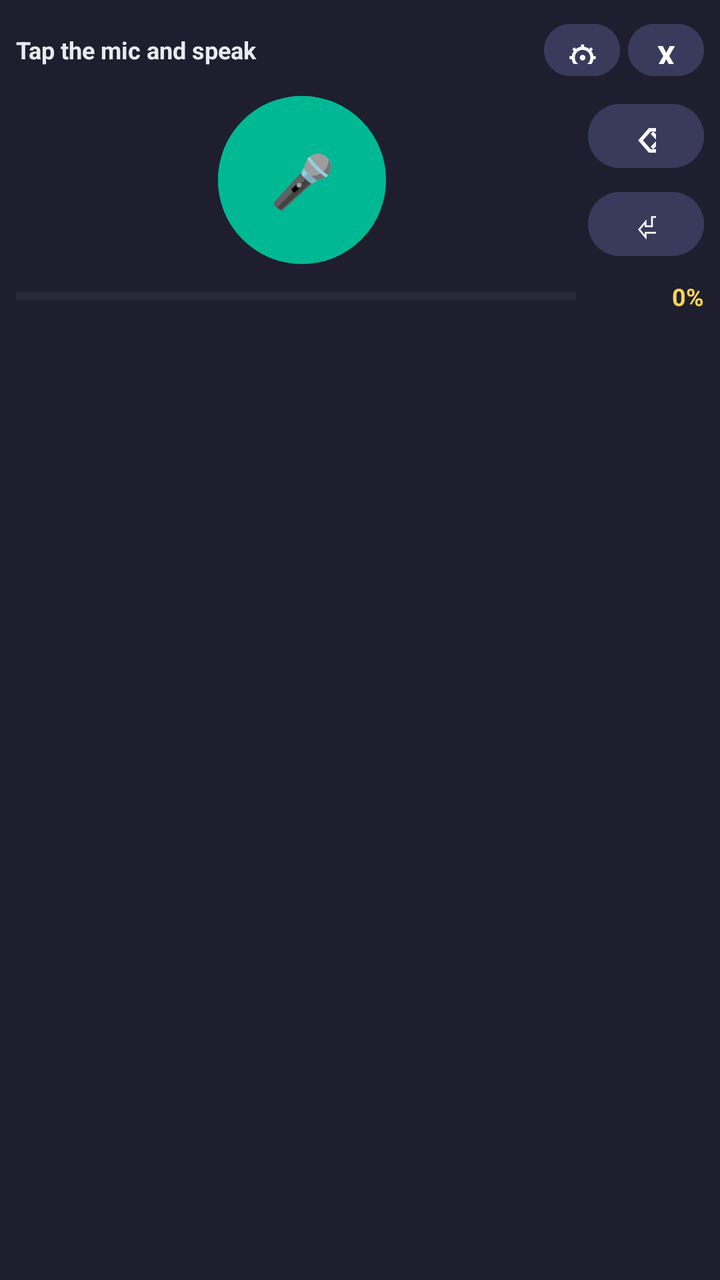
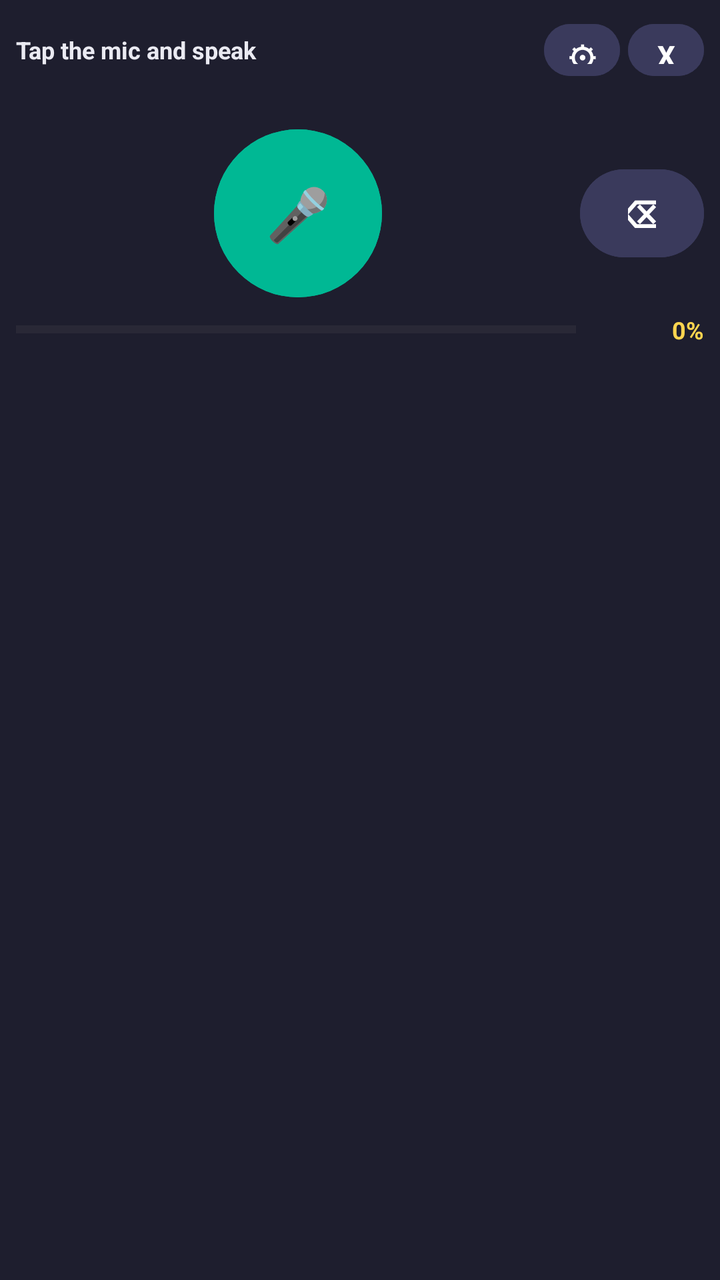

An Android layout rendered at two revisions. The XML below is the earlier revision; the diff shows what the commit changed to produce the second picture.
<!-- AndroidManifest.xml: application theme Theme.WhisperKeyboard -->
<!-- res/layout/keyboard_view.xml -->
<?xml version="1.0" encoding="utf-8"?>
<LinearLayout xmlns:android="http://schemas.android.com/apk/res/android"
    android:orientation="vertical"
    android:layout_width="match_parent"
    android:layout_height="wrap_content"
    android:background="#1E1E2E"
    android:padding="8dp">

    
    <LinearLayout android:id="@+id/simpleLayout" android:orientation="vertical" android:layout_width="match_parent" android:layout_height="wrap_content">

        <LinearLayout android:orientation="horizontal" android:layout_width="match_parent" android:layout_height="wrap_content" android:gravity="center_vertical">
            <TextView android:id="@+id/tvStatus" android:text="Tap the mic and speak" android:textColor="#EAEAF2" android:textSize="12sp" android:textStyle="bold" android:layout_width="0dp" android:layout_weight="1" android:layout_height="wrap_content" android:ellipsize="end" android:maxLines="1"/>
            <Button android:id="@+id/btnKeyboardGear" android:text="⚙" android:layout_width="38dp" android:layout_height="34dp" android:minWidth="0dp" android:paddingStart="0dp" android:paddingEnd="0dp" android:textSize="15sp" android:textStyle="bold" android:textColor="#FFFFFF" android:backgroundTint="#3A3A5C"/>
            <Button android:id="@+id/btnCloseKeyboard" android:text="X" android:layout_width="38dp" android:layout_height="34dp" android:layout_marginStart="4dp" android:minWidth="0dp" android:paddingStart="0dp" android:paddingEnd="0dp" android:textSize="14sp" android:textStyle="bold" android:textColor="#FFFFFF" android:backgroundTint="#3A3A5C" android:contentDescription="Close keyboard (processing continues)"/>
        </LinearLayout>

        <LinearLayout android:orientation="horizontal" android:layout_width="match_parent" android:layout_height="wrap_content" android:gravity="center_vertical" android:layout_marginTop="6dp">

            
            <FrameLayout android:layout_width="0dp" android:layout_weight="1" android:layout_height="wrap_content">
                <Button android:id="@+id/btnMicCircle" android:text="🎤" android:textSize="26sp" android:layout_width="84dp" android:layout_height="84dp" android:layout_gravity="center_horizontal" android:insetTop="0dp" android:insetBottom="0dp" android:padding="0dp" android:textColor="#FFFFFF" android:backgroundTint="#00B894" android:contentDescription="Record"/>
            </FrameLayout>

            
            <LinearLayout android:orientation="vertical" android:layout_width="wrap_content" android:layout_height="wrap_content">
                <Button android:id="@+id/btnBackspace" android:text="⌫" android:layout_width="58dp" android:layout_height="40dp" android:textSize="17sp" android:textStyle="bold" android:textColor="#FFFFFF" android:backgroundTint="#3A3A5C" android:contentDescription="Delete last word (hold = repeat)"/>
                <Button android:id="@+id/btnEnter" android:text="⏎" android:layout_width="58dp" android:layout_height="40dp" android:layout_marginTop="4dp" android:textSize="16sp" android:textStyle="bold" android:textColor="#FFFFFF" android:backgroundTint="#3A3A5C" android:contentDescription="New line"/>
            </LinearLayout>
        </LinearLayout>
    </LinearLayout>

    
    <LinearLayout android:id="@+id/settingsPanel" android:orientation="vertical" android:layout_width="match_parent" android:layout_height="wrap_content" android:visibility="gone">

        <LinearLayout android:orientation="horizontal" android:layout_width="match_parent" android:layout_height="wrap_content" android:gravity="center_vertical">
            <TextView android:text="⚙ Keyboard Settings" android:textStyle="bold" android:textSize="14sp" android:textColor="#FFFFFF" android:layout_width="0dp" android:layout_weight="1" android:layout_height="wrap_content"/>
            <Button android:id="@+id/btnPanelDone" android:text="Done ▸" android:layout_width="wrap_content" android:layout_height="34dp" android:minWidth="0dp" android:paddingStart="12dp" android:paddingEnd="12dp" android:textSize="12sp" android:textStyle="bold" android:textColor="#212121" android:backgroundTint="#FDCB6E"/>
        </LinearLayout>

        <LinearLayout android:orientation="horizontal" android:layout_width="match_parent" android:layout_height="wrap_content" android:gravity="center_vertical" android:layout_marginTop="6dp">
            <TextView android:text="Model:" android:textSize="11sp" android:textColor="#D5D5E8" android:layout_width="wrap_content" android:layout_height="wrap_content" android:paddingEnd="6dp"/>
            <Button android:id="@+id/btnModelTiny" android:text="tiny" android:layout_width="0dp" android:layout_weight="1" android:layout_height="32dp" android:textSize="10sp" android:textStyle="bold" android:textColor="#FFFFFF" android:backgroundTint="#636E72"/>
            <Button android:id="@+id/btnModelBase" android:text="base" android:layout_width="0dp" android:layout_weight="1" android:layout_height="32dp" android:layout_marginStart="3dp" android:textSize="10sp" android:textStyle="bold" android:textColor="#FFFFFF" android:backgroundTint="#636E72"/>
            <Button android:id="@+id/btnModelSmall" android:text="small" android:layout_width="0dp" android:layout_weight="1" android:layout_height="32dp" android:layout_marginStart="3dp" android:textSize="10sp" android:textStyle="bold" android:textColor="#FFFFFF" android:backgroundTint="#00B894"/>
            <Button android:id="@+id/btnModelMedium" android:text="medium" android:layout_width="0dp" android:layout_weight="1" android:layout_height="32dp" android:layout_marginStart="3dp" android:textSize="10sp" android:textStyle="bold" android:textColor="#FFFFFF" android:backgroundTint="#636E72"/>
        </LinearLayout>

        <LinearLayout android:orientation="horizontal" android:layout_width="match_parent" android:layout_height="wrap_content" android:gravity="center_vertical" android:layout_marginTop="4dp">
            <Button android:id="@+id/btnVad" android:text="VAD: ON" android:layout_width="0dp" android:layout_weight="1" android:layout_height="32dp" android:textSize="10sp" android:textStyle="bold" android:textColor="#FFFFFF" android:backgroundTint="#00B894"/>
            <Button android:id="@+id/btnLang" android:text="Lang: auto" android:layout_width="0dp" android:layout_weight="1" android:layout_height="32dp" android:layout_marginStart="3dp" android:textSize="10sp" android:textStyle="bold" android:textColor="#FFFFFF" android:backgroundTint="#636E72"/>
            <Button android:id="@+id/btnBt" android:text="BT: OFF" android:layout_width="0dp" android:layout_weight="1" android:layout_height="32dp" android:layout_marginStart="3dp" android:textSize="10sp" android:textStyle="bold" android:textColor="#FFFFFF" android:backgroundTint="#636E72"/>
            <Button android:id="@+id/btnCaps" android:text="Caps: AUTO" android:layout_width="0dp" android:layout_weight="1" android:layout_height="32dp" android:layout_marginStart="3dp" android:textSize="10sp" android:textStyle="bold" android:textColor="#FFFFFF" android:backgroundTint="#636E72"/>
        </LinearLayout>

        <LinearLayout android:orientation="horizontal" android:layout_width="match_parent" android:layout_height="wrap_content" android:gravity="center" android:layout_marginTop="6dp">
            <Button android:id="@+id/btnPause" android:text="Pause" android:layout_width="0dp" android:layout_weight="1" android:layout_height="32dp" android:textSize="10sp" android:textStyle="bold" android:textColor="#FFFFFF" android:backgroundTint="#636E72"/>
            <Button android:id="@+id/btnClear" android:text="Clear Queue" android:layout_width="0dp" android:layout_weight="1" android:layout_height="32dp" android:layout_marginStart="4dp" android:textSize="10sp" android:textStyle="bold" android:textColor="#FFFFFF" android:backgroundTint="#636E72"/>
            <Button android:id="@+id/btnRetry" android:text="Retry Failed" android:layout_width="0dp" android:layout_weight="1" android:layout_height="32dp" android:layout_marginStart="4dp" android:textSize="10sp" android:textStyle="bold" android:textColor="#212121" android:backgroundTint="#FDCB6E"/>
        </LinearLayout>
    </LinearLayout>

    
    <LinearLayout android:id="@+id/rowOutstanding" android:orientation="horizontal" android:layout_width="match_parent" android:layout_height="wrap_content" android:gravity="center_vertical" android:layout_marginTop="6dp" android:visibility="gone">
        <Button android:id="@+id/btnTypeOutstanding" android:text="📥 Type pending transcript" android:layout_width="0dp" android:layout_weight="1" android:layout_height="38dp" android:textSize="12sp" android:textStyle="bold" android:textColor="#212121" android:backgroundTint="#74B9FF"/>
        <Button android:id="@+id/btnDiscardOutstanding" android:text="🗑" android:layout_width="42dp" android:layout_height="38dp" android:layout_marginStart="4dp" android:minWidth="0dp" android:paddingStart="0dp" android:paddingEnd="0dp" android:textSize="14sp" android:textColor="#FFFFFF" android:backgroundTint="#636E72" android:contentDescription="Discard oldest pending transcript"/>
    </LinearLayout>

    
    <LinearLayout android:orientation="horizontal" android:layout_width="match_parent" android:layout_height="wrap_content" android:gravity="center_vertical" android:layout_marginTop="8dp">
        <ProgressBar android:id="@+id/progressTranscribe" style="?android:attr/progressBarStyleHorizontal" android:layout_width="0dp" android:layout_weight="1" android:layout_height="8dp" android:max="100" android:progress="0" android:progressTint="#00B894"/>
        <TextView android:id="@+id/tvProgressPct" android:text="0%" android:textSize="12sp" android:textStyle="bold" android:textColor="#FFD54F" android:layout_width="wrap_content" android:layout_height="wrap_content" android:gravity="end" android:paddingStart="6dp" android:minWidth="64dp"/>
    </LinearLayout>

    <LinearLayout android:id="@+id/rowProcessing" android:orientation="horizontal" android:layout_width="match_parent" android:layout_height="wrap_content" android:gravity="center" android:layout_marginTop="4dp" android:visibility="gone">
        <Button android:id="@+id/btnSkipOne" android:text="Skip 1 ▸" android:layout_width="0dp" android:layout_weight="1" android:layout_height="30dp" android:textSize="11sp" android:textStyle="bold" android:textColor="#FFFFFF" android:backgroundTint="#E17055"/>
        <Button android:id="@+id/btnStopAll" android:text="■ Stop All" android:layout_width="0dp" android:layout_weight="1" android:layout_height="30dp" android:layout_marginStart="6dp" android:textSize="11sp" android:textStyle="bold" android:textColor="#FFFFFF" android:backgroundTint="#D63031"/>
    </LinearLayout>

    <TextView android:id="@+id/tvQueueBadge" android:text="" android:textSize="10sp" android:textStyle="bold" android:textColor="#FFD54F" android:layout_width="match_parent" android:layout_height="wrap_content" android:gravity="center" android:paddingTop="4dp"/>

</LinearLayout>
<!-- resources referenced by this layout -->
<resources>
  <style name="Theme.WhisperKeyboard" parent="Theme.Material3.DayNight.NoActionBar">
          <item name="colorPrimary">#6C5CE7</item>
          <item name="colorPrimaryVariant">#5A4BD1</item>
          <item name="colorOnPrimary">#FFFFFF</item>
          <item name="colorSecondary">#A29BFE</item>
          <item name="android:statusBarColor">#2C2C3E</item>
      </style>
</resources>

<!-- the commit's change to res/layout/keyboard_view.xml (unified diff, before → after) -->
@@ -6,64 +6,32 @@
     android:background="#1E1E2E"
     android:padding="8dp">
 
-    
-    <LinearLayout android:id="@+id/simpleLayout" android:orientation="vertical" android:layout_width="match_parent" android:layout_height="wrap_content">
-
-        <LinearLayout android:orientation="horizontal" android:layout_width="match_parent" android:layout_height="wrap_content" android:gravity="center_vertical">
-            <TextView android:id="@+id/tvStatus" android:text="Tap the mic and speak" android:textColor="#EAEAF2" android:textSize="12sp" android:textStyle="bold" android:layout_width="0dp" android:layout_weight="1" android:layout_height="wrap_content" android:ellipsize="end" android:maxLines="1"/>
-            <Button android:id="@+id/btnKeyboardGear" android:text="⚙" android:layout_width="38dp" android:layout_height="34dp" android:minWidth="0dp" android:paddingStart="0dp" android:paddingEnd="0dp" android:textSize="15sp" android:textStyle="bold" android:textColor="#FFFFFF" android:backgroundTint="#3A3A5C"/>
-            <Button android:id="@+id/btnCloseKeyboard" android:text="X" android:layout_width="38dp" android:layout_height="34dp" android:layout_marginStart="4dp" android:minWidth="0dp" android:paddingStart="0dp" android:paddingEnd="0dp" android:textSize="14sp" android:textStyle="bold" android:textColor="#FFFFFF" android:backgroundTint="#3A3A5C" android:contentDescription="Close keyboard (processing continues)"/>
-        </LinearLayout>
-
-        <LinearLayout android:orientation="horizontal" android:layout_width="match_parent" android:layout_height="wrap_content" android:gravity="center_vertical" android:layout_marginTop="6dp">
-
-            
-            <FrameLayout android:layout_width="0dp" android:layout_weight="1" android:layout_height="wrap_content">
-                <Button android:id="@+id/btnMicCircle" android:text="🎤" android:textSize="26sp" android:layout_width="84dp" android:layout_height="84dp" android:layout_gravity="center_horizontal" android:insetTop="0dp" android:insetBottom="0dp" android:padding="0dp" android:textColor="#FFFFFF" android:backgroundTint="#00B894" android:contentDescription="Record"/>
-            </FrameLayout>
-
-            
-            <LinearLayout android:orientation="vertical" android:layout_width="wrap_content" android:layout_height="wrap_content">
-                <Button android:id="@+id/btnBackspace" android:text="⌫" android:layout_width="58dp" android:layout_height="40dp" android:textSize="17sp" android:textStyle="bold" android:textColor="#FFFFFF" android:backgroundTint="#3A3A5C" android:contentDescription="Delete last word (hold = repeat)"/>
-                <Button android:id="@+id/btnEnter" android:text="⏎" android:layout_width="58dp" android:layout_height="40dp" android:layout_marginTop="4dp" android:textSize="16sp" android:textStyle="bold" android:textColor="#FFFFFF" android:backgroundTint="#3A3A5C" android:contentDescription="New line"/>
-            </LinearLayout>
-        </LinearLayout>
+    <LinearLayout android:orientation="horizontal" android:layout_width="match_parent" android:layout_height="wrap_content" android:gravity="center_vertical">
+        <TextView android:id="@+id/tvStatus" android:text="Tap the mic and speak" android:textColor="#EAEAF2" android:textSize="12sp" android:textStyle="bold" android:layout_width="0dp" android:layout_weight="1" android:layout_height="wrap_content" android:ellipsize="end" android:maxLines="1"/>
+        <Button android:id="@+id/btnKeyboardGear" android:text="⚙" android:layout_width="38dp" android:layout_height="34dp" android:minWidth="0dp" android:paddingStart="0dp" android:paddingEnd="0dp" android:textSize="15sp" android:textStyle="bold" android:textColor="#FFFFFF" android:backgroundTint="#3A3A5C" android:contentDescription="Open app settings"/>
+        <Button android:id="@+id/btnCloseKeyboard" android:text="X" android:layout_width="38dp" android:layout_height="34dp" android:layout_marginStart="4dp" android:minWidth="0dp" android:paddingStart="0dp" android:paddingEnd="0dp" android:textSize="14sp" android:textStyle="bold" android:textColor="#FFFFFF" android:backgroundTint="#3A3A5C" android:contentDescription="Close keyboard (return to default keyboard)"/>
     </LinearLayout>
 
     
-    <LinearLayout android:id="@+id/settingsPanel" android:orientation="vertical" android:layout_width="match_parent" android:layout_height="wrap_content" android:visibility="gone">
+    <TextView android:id="@+id/tvLabels" android:text="" android:textColor="#9FB8FF" android:textSize="11sp" android:layout_width="match_parent" android:layout_height="wrap_content" android:gravity="center" android:singleLine="true" android:ellipsize="end" android:paddingTop="2dp"/>
 
-        <LinearLayout android:orientation="horizontal" android:layout_width="match_parent" android:layout_height="wrap_content" android:gravity="center_vertical">
-            <TextView android:text="⚙ Keyboard Settings" android:textStyle="bold" android:textSize="14sp" android:textColor="#FFFFFF" android:layout_width="0dp" android:layout_weight="1" android:layout_height="wrap_content"/>
-            <Button android:id="@+id/btnPanelDone" android:text="Done ▸" android:layout_width="wrap_content" android:layout_height="34dp" android:minWidth="0dp" android:paddingStart="12dp" android:paddingEnd="12dp" android:textSize="12sp" android:textStyle="bold" android:textColor="#212121" android:backgroundTint="#FDCB6E"/>
-        </LinearLayout>
-
-        <LinearLayout android:orientation="horizontal" android:layout_width="match_parent" android:layout_height="wrap_content" android:gravity="center_vertical" android:layout_marginTop="6dp">
-            <TextView android:text="Model:" android:textSize="11sp" android:textColor="#D5D5E8" android:layout_width="wrap_content" android:layout_height="wrap_content" android:paddingEnd="6dp"/>
-            <Button android:id="@+id/btnModelTiny" android:text="tiny" android:layout_width="0dp" android:layout_weight="1" android:layout_height="32dp" android:textSize="10sp" android:textStyle="bold" android:textColor="#FFFFFF" android:backgroundTint="#636E72"/>
-            <Button android:id="@+id/btnModelBase" android:text="base" android:layout_width="0dp" android:layout_weight="1" android:layout_height="32dp" android:layout_marginStart="3dp" android:textSize="10sp" android:textStyle="bold" android:textColor="#FFFFFF" android:backgroundTint="#636E72"/>
-            <Button android:id="@+id/btnModelSmall" android:text="small" android:layout_width="0dp" android:layout_weight="1" android:layout_height="32dp" android:layout_marginStart="3dp" android:textSize="10sp" android:textStyle="bold" android:textColor="#FFFFFF" android:backgroundTint="#00B894"/>
-            <Button android:id="@+id/btnModelMedium" android:text="medium" android:layout_width="0dp" android:layout_weight="1" android:layout_height="32dp" android:layout_marginStart="3dp" android:textSize="10sp" android:textStyle="bold" android:textColor="#FFFFFF" android:backgroundTint="#636E72"/>
-        </LinearLayout>
-
-        <LinearLayout android:orientation="horizontal" android:layout_width="match_parent" android:layout_height="wrap_content" android:gravity="center_vertical" android:layout_marginTop="4dp">
-            <Button android:id="@+id/btnVad" android:text="VAD: ON" android:layout_width="0dp" android:layout_weight="1" android:layout_height="32dp" android:textSize="10sp" android:textStyle="bold" android:textColor="#FFFFFF" android:backgroundTint="#00B894"/>
-            <Button android:id="@+id/btnLang" android:text="Lang: auto" android:layout_width="0dp" android:layout_weight="1" android:layout_height="32dp" android:layout_marginStart="3dp" android:textSize="10sp" android:textStyle="bold" android:textColor="#FFFFFF" android:backgroundTint="#636E72"/>
-            <Button android:id="@+id/btnBt" android:text="BT: OFF" android:layout_width="0dp" android:layout_weight="1" android:layout_height="32dp" android:layout_marginStart="3dp" android:textSize="10sp" android:textStyle="bold" android:textColor="#FFFFFF" android:backgroundTint="#636E72"/>
-            <Button android:id="@+id/btnCaps" android:text="Caps: AUTO" android:layout_width="0dp" android:layout_weight="1" android:layout_height="32dp" android:layout_marginStart="3dp" android:textSize="10sp" android:textStyle="bold" android:textColor="#FFFFFF" android:backgroundTint="#636E72"/>
-        </LinearLayout>
-
-        <LinearLayout android:orientation="horizontal" android:layout_width="match_parent" android:layout_height="wrap_content" android:gravity="center" android:layout_marginTop="6dp">
-            <Button android:id="@+id/btnPause" android:text="Pause" android:layout_width="0dp" android:layout_weight="1" android:layout_height="32dp" android:textSize="10sp" android:textStyle="bold" android:textColor="#FFFFFF" android:backgroundTint="#636E72"/>
-            <Button android:id="@+id/btnClear" android:text="Clear Queue" android:layout_width="0dp" android:layout_weight="1" android:layout_height="32dp" android:layout_marginStart="4dp" android:textSize="10sp" android:textStyle="bold" android:textColor="#FFFFFF" android:backgroundTint="#636E72"/>
-            <Button android:id="@+id/btnRetry" android:text="Retry Failed" android:layout_width="0dp" android:layout_weight="1" android:layout_height="32dp" android:layout_marginStart="4dp" android:textSize="10sp" android:textStyle="bold" android:textColor="#212121" android:backgroundTint="#FDCB6E"/>
-        </LinearLayout>
+    
+    <LinearLayout android:id="@+id/rowOutstanding" android:orientation="horizontal" android:layout_width="match_parent" android:layout_height="wrap_content" android:gravity="center_vertical" android:layout_marginTop="4dp" android:visibility="gone">
+        <Button android:id="@+id/btnTypeOutstanding" android:text="📥 Type pending transcript" android:layout_width="0dp" android:layout_weight="1" android:layout_height="38dp" android:textSize="12sp" android:textStyle="bold" android:textColor="#212121" android:backgroundTint="#74B9FF"/>
+        <Button android:id="@+id/btnDiscardOutstanding" android:text="🗑" android:layout_width="42dp" android:layout_height="38dp" android:layout_marginStart="4dp" android:minWidth="0dp" android:paddingStart="0dp" android:paddingEnd="0dp" android:textSize="14sp" android:textColor="#FFFFFF" android:backgroundTint="#636E72" android:contentDescription="Discard oldest pending transcript"/>
     </LinearLayout>
 
-    
-    <LinearLayout android:id="@+id/rowOutstanding" android:orientation="horizontal" android:layout_width="match_parent" android:layout_height="wrap_content" android:gravity="center_vertical" android:layout_marginTop="6dp" android:visibility="gone">
-        <Button android:id="@+id/btnTypeOutstanding" android:text="📥 Type pending transcript" android:layout_width="0dp" android:layout_weight="1" android:layout_height="38dp" android:textSize="12sp" android:textStyle="bold" android:textColor="#212121" android:backgroundTint="#74B9FF"/>
-        <Button android:id="@+id/btnDiscardOutstanding" android:text="🗑" android:layout_width="42dp" android:layout_height="38dp" android:layout_marginStart="4dp" android:minWidth="0dp" android:paddingStart="0dp" android:paddingEnd="0dp" android:textSize="14sp" android:textColor="#FFFFFF" android:backgroundTint="#636E72" android:contentDescription="Discard oldest pending transcript"/>
+    <LinearLayout android:orientation="horizontal" android:layout_width="match_parent" android:layout_height="wrap_content" android:gravity="center_vertical" android:layout_marginTop="6dp">
+
+        
+        <FrameLayout android:layout_width="0dp" android:layout_weight="1" android:layout_height="wrap_content">
+            <Button android:id="@+id/btnMicCircle" android:text="🎤" android:textSize="26sp" android:layout_width="84dp" android:layout_height="84dp" android:layout_gravity="center_horizontal" android:insetTop="0dp" android:insetBottom="0dp" android:padding="0dp" android:textColor="#FFFFFF" android:backgroundTint="#00B894" android:contentDescription="Record"/>
+        </FrameLayout>
+
+        
+        <LinearLayout android:orientation="vertical" android:layout_width="wrap_content" android:layout_height="wrap_content">
+            <Button android:id="@+id/btnBackspace" android:text="⌫" android:layout_width="62dp" android:layout_height="52dp" android:textSize="19sp" android:textStyle="bold" android:textColor="#FFFFFF" android:backgroundTint="#3A3A5C" android:contentDescription="Backspace: tap deletes a character, hold deletes words faster and faster"/>
+        </LinearLayout>
     </LinearLayout>
 
     
